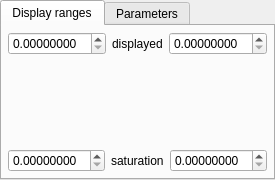
Before: the Qt Designer form qCC/ui_templates/sfEditDlg.ui in archeos/cloudcompare-archeos, drawn with Qt 5.
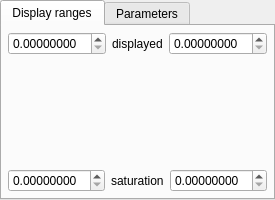
After: the same form once the commit is applied.

The edit to the form file:
```diff
--- a/qCC/ui_templates/sfEditDlg.ui
+++ b/qCC/ui_templates/sfEditDlg.ui
@@ -7,7 +7,7 @@
     <x>0</x>
     <y>0</y>
     <width>259</width>
-    <height>180</height>
+    <height>200</height>
    </rect>
   </property>
   <property name="focusPolicy">
```
